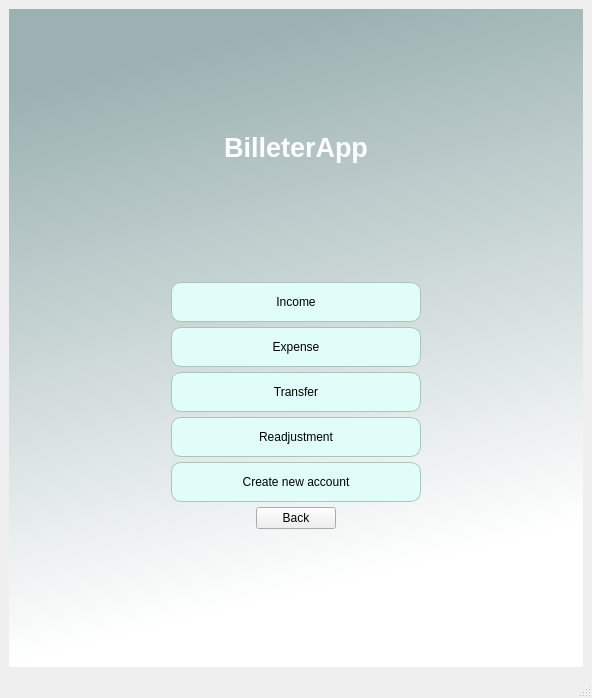
Old version of the form guicore/uis/operation_screen.ui in the repository Igna11/billetera.
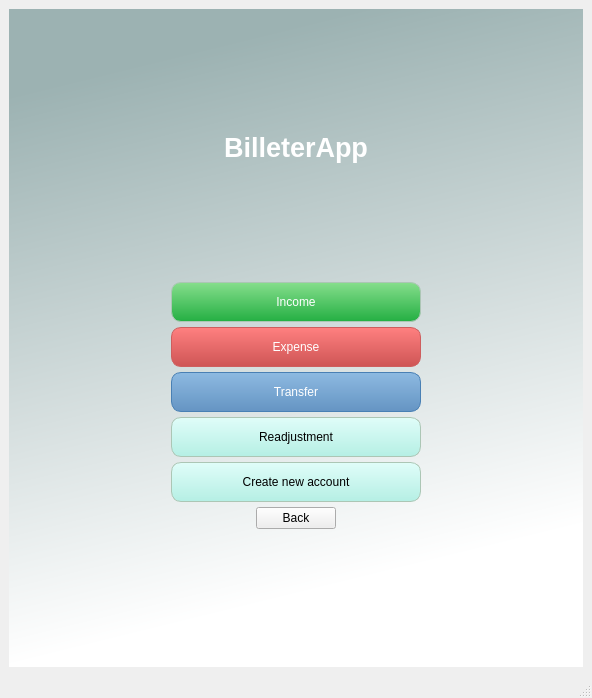
New version of the form.

What changed in the file:
```diff
--- a/guicore/uis/operation_screen.ui
+++ b/guicore/uis/operation_screen.ui
@@ -95,9 +95,10 @@
              </property>
              <property name="styleSheet">
               <string notr="true">QPushButton {
-	border-radius:10px;
-	border: 1px solid rgb(172, 198, 181);
-	background-color:rgb(224, 253, 249);
+    border-radius: 10px;
+    border: 1px solid rgb(172, 198, 181);
+    background: qlineargradient(x1:0, y1:0, x2:0, y2:1, stop:0 rgb(134, 222, 140), stop:1 rgb(36, 175, 67));
+    color: white;
 }
 
 QPushButton:hover{
@@ -107,9 +108,12 @@
 QPushButton:pressed{
 	background-color:rgb(139, 188, 182)
 }
-QPushButton:disabled{
-      background-color: rgb(212, 212, 212)
-}</string>
+
+QPushButton:disabled {
+    background-color: rgb(212, 212, 212);
+    color: rgb(128, 128, 128);
+}
+</string>
              </property>
              <property name="text">
               <string>Income</string>
@@ -165,9 +169,10 @@
              </property>
              <property name="styleSheet">
               <string notr="true">QPushButton {
-	border-radius:10px;
-	border: 1px solid rgb(172, 198, 181);
-	background-color:rgb(224, 253, 249);
+    border-radius: 10px;
+    border: 1px solid rgb(206, 94, 94);
+    background: qlineargradient(x1:0, y1:0, x2:0, y2:1, stop:0 rgb(255, 128, 128), stop:1 rgb(206, 85, 85));
+    color: white;
 }
 
 QPushButton:hover{
@@ -177,9 +182,12 @@
 QPushButton:pressed{
 	background-color:rgb(139, 188, 182)
 }
-QPushButton:disabled{
-      background-color: rgb(212, 212, 212)
-}</string>
+
+QPushButton:disabled {
+    background-color: rgb(212, 212, 212);
+    color: rgb(128, 128, 128);
+}
+</string>
              </property>
              <property name="text">
               <string>Expense</string>
@@ -232,9 +240,10 @@
              </property>
              <property name="styleSheet">
               <string notr="true">QPushButton {
-	border-radius:10px;
-	border: 1px solid rgb(172, 198, 181);
-	background-color:rgb(224, 253, 249);
+    border-radius: 10px;
+    border: 1px solid rgb(73, 128, 180);
+    background: qlineargradient(x1:0, y1:0, x2:0, y2:1, stop:0 rgb(141, 186, 225), stop:1 rgb(101, 148, 195));
+    color: white;
 }
 
 QPushButton:hover{
@@ -244,9 +253,12 @@
 QPushButton:pressed{
 	background-color:rgb(139, 188, 182)
 }
-QPushButton:disabled{
-      background-color: rgb(212, 212, 212)
-}</string>
+
+QPushButton:disabled {
+    background-color: rgb(212, 212, 212);
+    color: rgb(128, 128, 128);
+}
+</string>
              </property>
              <property name="text">
               <string>Transfer</string>
@@ -299,9 +311,9 @@
              </property>
              <property name="styleSheet">
               <string notr="true">QPushButton {
-	border-radius:10px;
-	border: 1px solid rgb(172, 198, 181);
-	background-color:rgb(224, 253, 249);
+    border-radius: 10px;
+    border: 1px solid rgb(172, 198, 181);
+    background: qlineargradient(x1:0, y1:0, x2:0, y2:1, stop:0 rgb(224, 253, 249), stop:1 rgb(181, 239, 228));
 }
 
 QPushButton:hover{
@@ -311,9 +323,11 @@
 QPushButton:pressed{
 	background-color:rgb(139, 188, 182)
 }
-QPushButton:disabled{
-      background-color: rgb(212, 212, 212)
-}</string>
+
+QPushButton:disabled {
+    background-color: rgb(212, 212, 212);
+}
+</string>
              </property>
              <property name="text">
               <string>Readjustment</string>
@@ -366,18 +380,23 @@
              </property>
              <property name="styleSheet">
               <string notr="true">QPushButton {
-	border-radius:10px;
-	border: 1px solid rgb(172, 198, 181);
-	background-color:rgb(224, 253, 249);
+    border-radius: 10px;
+    border: 1px solid rgb(172, 198, 181);
+    background: qlineargradient(x1:0, y1:0, x2:0, y2:1, stop:0 rgb(224, 253, 249), stop:1 rgb(181, 239, 228));
 }
 
 QPushButton:hover{
 	background-color:rgb(221, 255, 233)
 }
 
-QPushButton:pressed{
-	background-color:rgb(139, 188, 182)
-}</string>
+QPushButton:pressed {
+    background: qlineargradient(x1:0, y1:0, x2:0, y2:1, stop:0 rgb(139, 188, 182), stop:1 rgb(100, 151, 145));
+}
+
+QPushButton:disabled {
+    background-color: rgb(212, 212, 212);
+}
+</string>
              </property>
              <property name="text">
               <string>Create new account</string>
```
Left out of the diff: 36 changed lines with no effect on the pictures.
